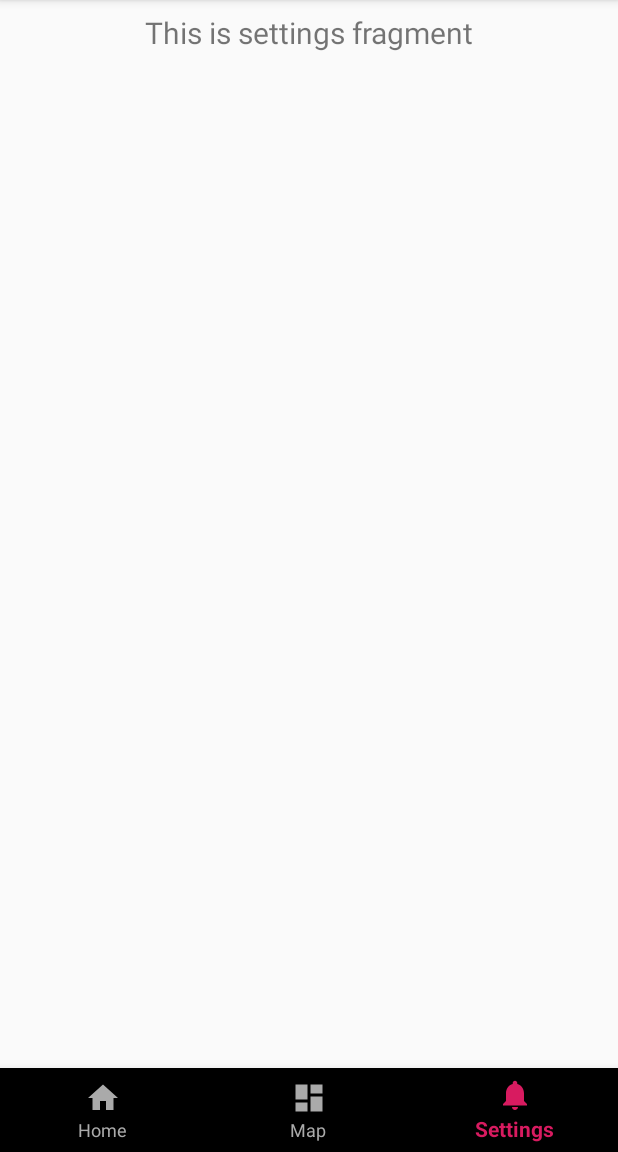
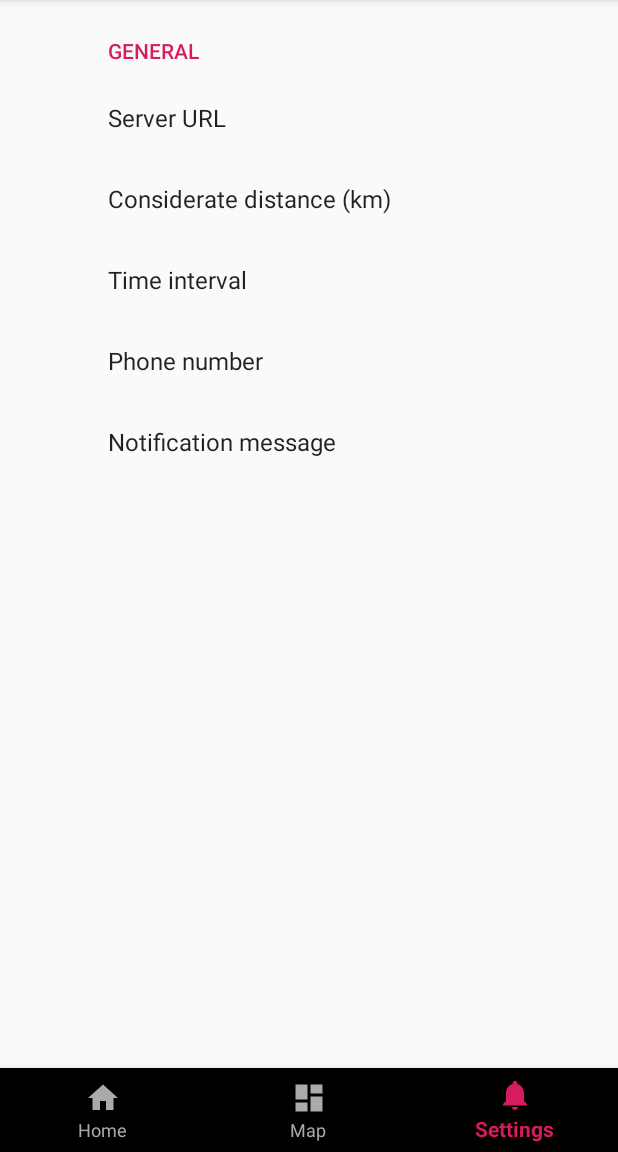
Before and after one commit to juane619/GPSTracker, an Android app: the screen it shows after launch (MainActivity), item 3 of the bottom bar chosen, on a phone screen of 412 x 824 dp, the part 84-1236 px from its top. Run offline under Robolectric (Android 15) with nearby library versions, the light colour scheme and no system bars; our stand-ins replace androidx.preference.

Commit message:
Added preferences to settings screen

```diff
--- a/app/build.gradle
+++ b/app/build.gradle
@@ -36,4 +36,5 @@ dependencies {
     implementation 'com.google.android.gms:play-services-maps:17.0.0'
 
     implementation 'commons-io:commons-io:2.6'
+    implementation 'androidx.preference:preference:1.1.0-alpha04'
 }
--- a/app/src/main/java/com/juane/arduino/gpstracker/ui/settings/SettingsFragment.java
+++ b/app/src/main/java/com/juane/arduino/gpstracker/ui/settings/SettingsFragment.java
@@ -1,6 +1,12 @@
 package com.juane.arduino.gpstracker.ui.settings;
 
+import android.media.Ringtone;
+import android.media.RingtoneManager;
+import android.net.Uri;
 import android.os.Bundle;
+import android.preference.PreferenceActivity;
+import android.preference.PreferenceFragment;
+import android.preference.RingtonePreference;
 import android.view.LayoutInflater;
 import android.view.View;
 import android.view.ViewGroup;
@@ -11,25 +17,62 @@ import androidx.annotation.Nullable;
 import androidx.fragment.app.Fragment;
 import androidx.lifecycle.Observer;
 import androidx.lifecycle.ViewModelProviders;
+import androidx.preference.EditTextPreference;
+import androidx.preference.ListPreference;
+import androidx.preference.Preference;
+import androidx.preference.PreferenceFragmentCompat;
+import androidx.preference.PreferenceManager;
 
 import com.juane.arduino.gpstracker.R;
 
-public class SettingsFragment extends Fragment {
+public class SettingsFragment extends PreferenceFragmentCompat {
 
     private SettingsViewModel settingsViewModel;
 
-    public View onCreateView(@NonNull LayoutInflater inflater,
-                             ViewGroup container, Bundle savedInstanceState) {
-        settingsViewModel =
-                ViewModelProviders.of(this).get(SettingsViewModel.class);
-        View root = inflater.inflate(R.layout.fragment_settings, container, false);
-        final TextView textView = root.findViewById(R.id.text_settings);
-        settingsViewModel.getText().observe(this, new Observer<String>() {
-            @Override
-            public void onChanged(@Nullable String s) {
-                textView.setText(s);
+    @Override
+    public void onCreatePreferences(Bundle savedInstanceState, String rootKey) {
+        setPreferencesFromResource(R.xml.preferences, rootKey);
+
+        bindSummaryValue(findPreference("url_text"));
+        bindSummaryValue(findPreference("distance_text"));
+        bindSummaryValue(findPreference("interval_time"));
+        bindSummaryValue(findPreference("phone_number"));
+        bindSummaryValue(findPreference("message_text"));
+    }
+
+    private static void bindSummaryValue(Preference preference){
+        preference.setOnPreferenceChangeListener(listener);
+
+        listener.onPreferenceChange(preference,
+                PreferenceManager.getDefaultSharedPreferences(preference.getContext()).getString(preference.getKey(), ""));
+    }
+
+    private static Preference.OnPreferenceChangeListener listener = new Preference.OnPreferenceChangeListener() {
+        @Override
+        public boolean onPreferenceChange(Preference preference, Object newValue) {
+            String stringValue = newValue.toString();
+
+            if(preference instanceof ListPreference){
+                ListPreference listPreference = (ListPreference) preference;
+                int index = listPreference.findIndexOfValue(stringValue);
+                preference.setSummary(index > 0 ? listPreference.getEntries()[index]:null);
+            } else if(preference instanceof EditTextPreference){
+                preference.setSummary(stringValue);
             }
-        });
-        return root;
-    }
+//            else if(preference instanceof RingtonePreference){
+//                if(stringValue.isEmpty()) {
+//                    preference.setSummary("Silent");
+//                }else{
+//                    Ringtone ringtone = RingtoneManager.getRingtone(preference.getContext(), Uri.parse(stringValue));
+//
+//                    if(ringtone == null){
+//                        preference.setSummary("Choose notification ringtone");
+//                    }else{
+//                        preference.setSummary(ringtone.getTitle(preference.getContext()));
+//                    }
+//                }
+//            }
+            return true;
+        }
+    };
 }
--- a/app/src/main/res/layout/fragment_settings.xml
+++ /dev/null
@@ -1,19 +0,0 @@
-<?xml version="1.0" encoding="utf-8"?>
-<androidx.constraintlayout.widget.ConstraintLayout xmlns:android="http://schemas.android.com/apk/res/android"
-    xmlns:app="http://schemas.android.com/apk/res-auto"
-    android:layout_width="match_parent"
-    android:layout_height="match_parent">
-
-    <TextView
-        android:id="@+id/text_settings"
-        android:layout_width="match_parent"
-        android:layout_height="wrap_content"
-        android:layout_marginStart="8dp"
-        android:layout_marginTop="8dp"
-        android:layout_marginEnd="8dp"
-        android:textAlignment="center"
-        android:textSize="20sp"
-        app:layout_constraintEnd_toEndOf="parent"
-        app:layout_constraintStart_toStartOf="parent"
-        app:layout_constraintTop_toTopOf="parent" />
-</androidx.constraintlayout.widget.ConstraintLayout>
--- /dev/null
+++ b/app/src/main/res/values/arrays.xml
@@ -0,0 +1,19 @@
+<?xml version="1.0" encoding="utf-8"?>
+<resources>
+    <string-array name="settings_list_preference_titles">
+        <item>After 5 seconds</item>
+        <item>After 10 seconds</item>
+        <item>After 15 seconds</item>
+        <item>After 20 seconds</item>
+        <item>After 25 seconds</item>
+        <item>After 30 seconds</item>
+    </string-array>
+    <string-array name="settings_list_preference_values">
+        <item>5</item>
+        <item>10</item>
+        <item>15</item>
+        <item>20</item>
+        <item>25</item>
+        <item>30</item>
+    </string-array>
+</resources>
--- /dev/null
+++ b/app/src/main/res/xml/preferences.xml
@@ -0,0 +1,41 @@
+<?xml version="1.0" encoding="utf-8"?>
+<PreferenceScreen xmlns:android="http://schemas.android.com/apk/res/android"
+    android:layout_width="match_parent"
+    android:layout_height="match_parent">
+
+    <PreferenceCategory
+        android:key="general_settings"
+        android:title="GENERAL">
+        <EditTextPreference
+            android:dialogTitle="Set URL from server to read GPS data"
+            android:inputType="text"
+            android:key="url_text"
+            android:summary="Server URL to read GPS data"
+            android:title="Server URL" />
+        <EditTextPreference
+            android:dialogTitle="Select considerate distance to distinguish coordinates (km)"
+            android:inputType="numberDecimal"
+            android:key="distance_text"
+            android:summary="Considerate distance to distinguish coordinates (km)"
+            android:title="Considerate distance (km)" />
+        <ListPreference
+            android:dialogTitle="Select time interval to read from server"
+            android:entries="@array/settings_list_preference_titles"
+            android:entryValues="@array/settings_list_preference_values"
+            android:key="interval_time"
+            android:summary="Time interval to read from server"
+            android:title="Time interval" />
+        <EditTextPreference
+            android:dialogTitle="Set phone number"
+            android:inputType="number"
+            android:key="phone_number"
+            android:summary="Notifications phone number"
+            android:title="Phone number" />
+        <EditTextPreference
+            android:dialogTitle="Select message to notify by Whatshapp"
+            android:inputType="text"
+            android:key="message_text"
+            android:summary="Message to notify by Whatshapp"
+            android:title="Notification message" />
+    </PreferenceCategory>
+</PreferenceScreen>
```
